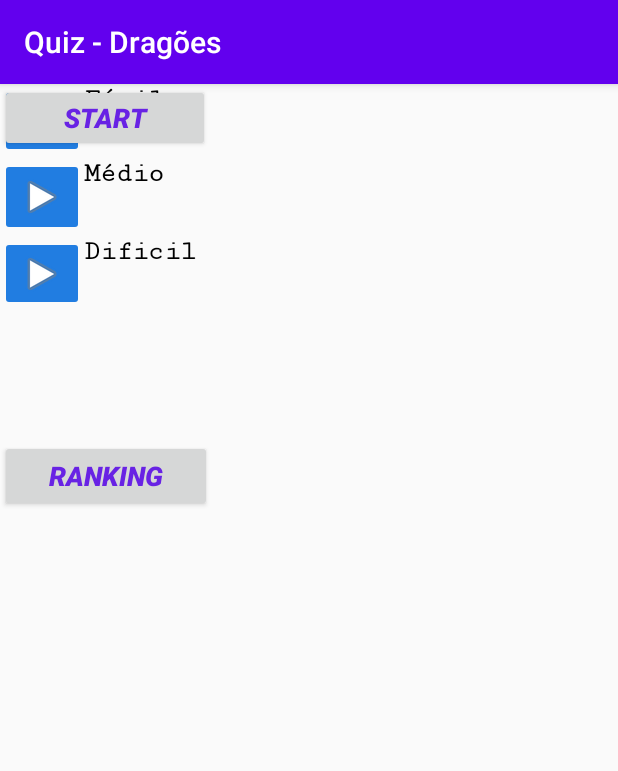
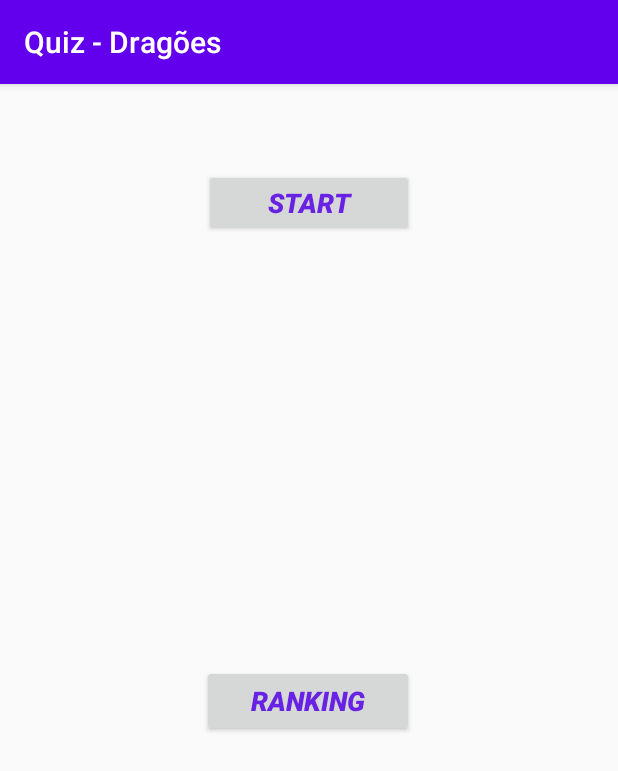
Before and after one commit to Ruh-Marcondes/Jogos-, an Android app: the screen it shows after launch (MainActivity), on a phone screen of 412 x 824 dp. Shown: the top 771 px of the screen. Run offline under Robolectric (Android 15) with nearby library versions, the phone set to English and light mode, and no system bars.

Commit message:
botões da tela ok

```diff
--- a/mobile/DCLIMITE/app/src/main/java/br/com/marcondes/ruh/dclimite/MainActivity.java
+++ b/mobile/DCLIMITE/app/src/main/java/br/com/marcondes/ruh/dclimite/MainActivity.java
@@ -1,9 +1,14 @@
 package br.com.marcondes.ruh.dclimite;
 
+import android.media.session.MediaSession;
 import android.support.v7.app.AppCompatActivity;
 import android.os.Bundle;
+import android.view.View;
 import android.widget.Button;
+import android.widget.ImageButton;
 import android.widget.LinearLayout;
+import android.widget.TextView;
+import android.widget.Toast;
 
 public class MainActivity extends AppCompatActivity {
 
@@ -11,7 +16,59 @@ public class MainActivity extends AppCompatActivity {
     protected void onCreate(Bundle savedInstanceState) {
         super.onCreate(savedInstanceState);
         setContentView(R.layout.activity_main);
-        LinearLayout ly = (LinearLayout) findViewById(R.id.layout_principal);
-        ly.setVisibility(false);
+
+        //Visibilidade dos botões e do text
+        final ImageButton btn = (ImageButton) findViewById(R.id.btn_facil);
+        btn.setVisibility(View.INVISIBLE);
+        final ImageButton btn1 = findViewById(R.id.btn_médio);
+        btn1.setVisibility(View.INVISIBLE);
+        final ImageButton btn2 = findViewById(R.id.btn_dificil);
+        btn2.setVisibility(View.INVISIBLE);
+        final TextView tw = findViewById(R.id.txt_f);
+        tw.setVisibility(View.INVISIBLE);
+        final TextView tw1 = findViewById(R.id.txt_m);
+        tw1.setVisibility(View.INVISIBLE);
+        final TextView tw2 = findViewById(R.id.txt_D);
+        tw2.setVisibility(View.INVISIBLE);
+
+        // Voltar a visibilidade quando click
+        Button bt = (Button) findViewById(R.id.btn_start);
+        bt.setOnClickListener(new View.OnClickListener() {
+            @Override
+            public void onClick(View v) {
+                btn.setVisibility(View.VISIBLE);
+                btn1.setVisibility(View.VISIBLE);
+                btn2.setVisibility(View.VISIBLE);
+                tw.setVisibility(View.VISIBLE);
+                tw1.setVisibility(View.VISIBLE);
+                tw2.setVisibility(View.VISIBLE);
+            }
+        });
+        btn.setOnClickListener(new View.OnClickListener() {
+            @Override
+            public void onClick(View v) {
+                Toast.makeText(getApplicationContext(),"Ñ terminado",Toast.LENGTH_SHORT).show();
+            }
+        });
+        btn1.setOnClickListener(new View.OnClickListener() {
+            @Override
+            public void onClick(View v) {
+                Toast.makeText(getApplicationContext(),"Ñ terminado",Toast.LENGTH_SHORT).show();
+            }
+        });
+        btn2.setOnClickListener(new View.OnClickListener() {
+            @Override
+            public void onClick(View v) {
+                Toast.makeText(getApplicationContext(),"Ñ terminado",Toast.LENGTH_SHORT).show();
+            }
+        });
+
+        bt = findViewById(R.id.btn_ranking);
+        bt.setOnClickListener(new View.OnClickListener() {
+            @Override
+            public void onClick(View v) {
+                Toast.makeText(getApplicationContext(),"Ñ terminado",Toast.LENGTH_SHORT).show();
+            }
+        });
     }
 }
--- a/mobile/DCLIMITE/app/src/main/res/layout/activity_main.xml
+++ b/mobile/DCLIMITE/app/src/main/res/layout/activity_main.xml
@@ -10,23 +10,36 @@
         android:id="@+id/btn_ranking"
         android:layout_width="141dp"
         android:layout_height="48dp"
+        android:layout_marginStart="134dp"
         android:layout_marginTop="192dp"
+        android:layout_marginEnd="136dp"
+        android:layout_marginBottom="251dp"
         android:text="@string/btn_ranking"
         android:textAlignment="center"
         android:textAllCaps="true"
         android:textColor="#6822E4"
         android:textSize="18sp"
         android:textStyle="bold|italic"
+        app:layout_constraintBottom_toBottomOf="parent"
+        app:layout_constraintEnd_toEndOf="parent"
+        app:layout_constraintHorizontal_bias="1.0"
+        app:layout_constraintStart_toStartOf="parent"
         app:layout_constraintTop_toBottomOf="@+id/btn_start"
-        tools:layout_editor_absoluteX="134dp" />
+        app:layout_constraintVertical_bias="0.534" />
 
     <LinearLayout
         android:id="@+id/layout_principal"
         android:layout_width="151dp"
         android:layout_height="151dp"
+        android:layout_marginStart="128dp"
+        android:layout_marginTop="10dp"
+        android:layout_marginEnd="133dp"
+        android:layout_marginBottom="41dp"
         android:orientation="vertical"
-        tools:layout_editor_absoluteX="127dp"
-        tools:layout_editor_absoluteY="270dp">
+        app:layout_constraintBottom_toTopOf="@+id/btn_ranking"
+        app:layout_constraintEnd_toEndOf="parent"
+        app:layout_constraintStart_toStartOf="parent"
+        app:layout_constraintTop_toBottomOf="@+id/btn_start">
 
         <LinearLayout
             android:layout_width="match_parent"
@@ -50,7 +63,7 @@
                     android:layout_width="53dp"
                     android:layout_height="25dp"
                     android:fontFamily="serif-monospace"
-                    android:text="Fácil"
+                    android:text="@string/btnf"
                     android:textColor="#000000"
                     android:textSize="18sp"
                     android:textStyle="bold"
@@ -76,7 +89,7 @@
                     android:layout_height="25dp"
                     android:layout_weight="1"
                     android:fontFamily="serif-monospace"
-                    android:text="Médio"
+                    android:text="@string/btnm"
                     android:textColor="#000000"
                     android:textSize="18sp"
                     android:textStyle="bold"
@@ -101,7 +114,7 @@
                     android:layout_height="25dp"
                     android:layout_weight="1"
                     android:fontFamily="serif-monospace"
-                    android:text="Dificil"
+                    android:text="@string/btnd"
                     android:textColor="#000000"
                     android:textSize="18sp"
                     android:textStyle="bold"
@@ -110,17 +123,24 @@
 
         </LinearLayout>
     </LinearLayout>
+
     <Button
         android:id="@+id/btn_start"
         android:layout_width="140dp"
         android:layout_height="45dp"
+        android:layout_marginStart="135dp"
+        android:layout_marginTop="15dp"
+        android:layout_marginEnd="136dp"
         android:text="@string/btn_start"
         android:textAlignment="center"
         android:textAllCaps="true"
         android:textColor="#6822E4"
         android:textSize="18sp"
         android:textStyle="bold|italic"
-        tools:layout_editor_absoluteX="135dp"
-        tools:layout_editor_absoluteY="195dp" />
+        app:layout_constraintBottom_toTopOf="@+id/layout_principal"
+        app:layout_constraintEnd_toEndOf="parent"
+        app:layout_constraintHorizontal_bias="1.0"
+        app:layout_constraintStart_toStartOf="parent"
+        app:layout_constraintTop_toTopOf="parent" />
 
 </android.support.constraint.ConstraintLayout>
--- a/mobile/DCLIMITE/app/src/main/res/values/strings.xml
+++ b/mobile/DCLIMITE/app/src/main/res/values/strings.xml
@@ -2,4 +2,7 @@
     <string name="app_name">Quiz - Dragões</string>
     <string name="btn_start">Start</string>
     <string name="btn_ranking">Ranking</string>
+    <string name="btnf">Fácil</string>
+    <string name="btnm">Médio</string>
+    <string name="btnd">Dificil</string>
 </resources>
```
